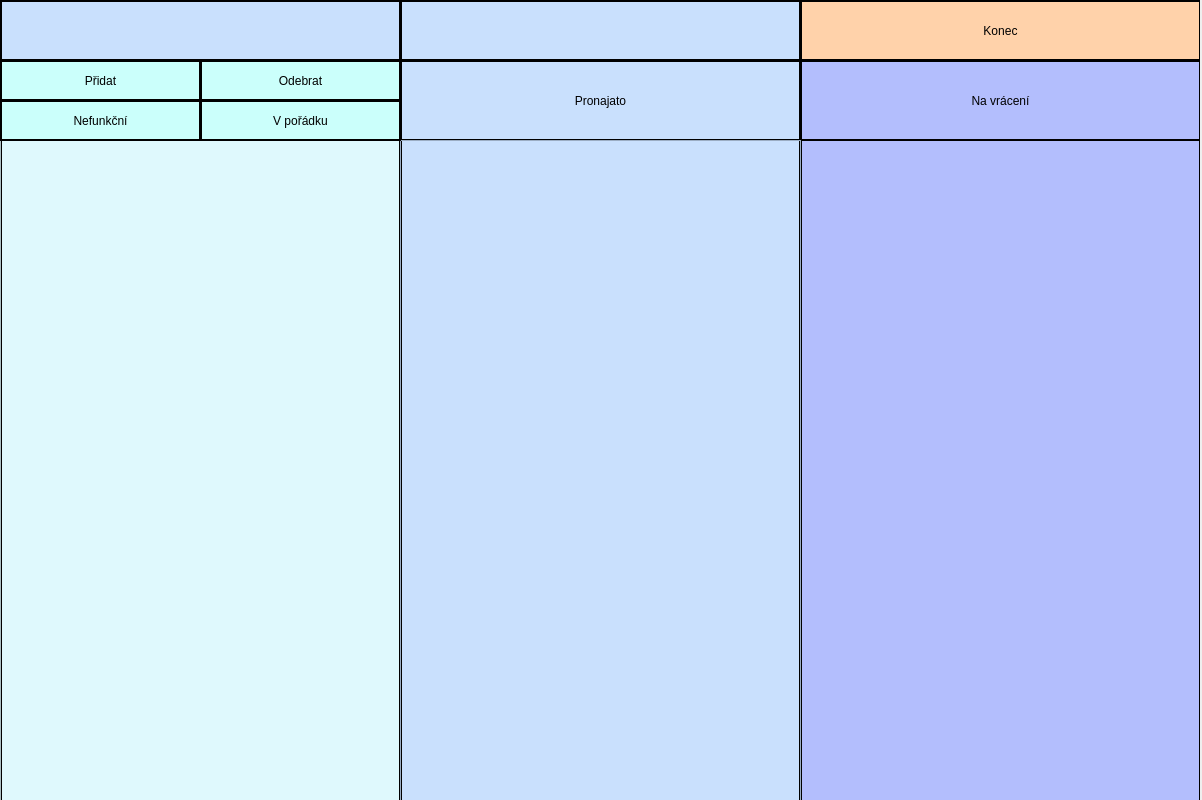
Old version of the form mainscreen.ui in the repository DavidSfullstack/MaturitaProjekt.
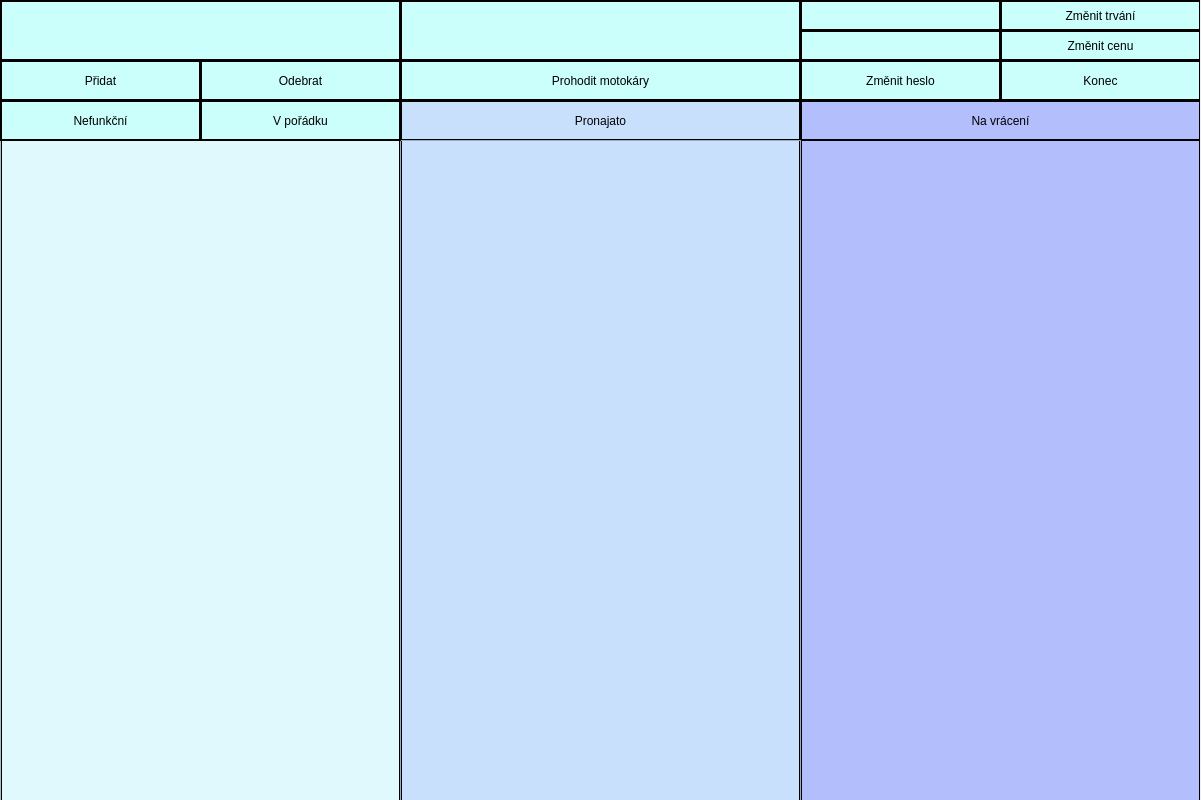
New version of the form.

```diff
--- a/mainscreen.ui
+++ b/mainscreen.ui
@@ -6,7 +6,7 @@
    <rect>
     <x>0</x>
     <y>0</y>
-    <width>1202</width>
+    <width>1201</width>
     <height>800</height>
    </rect>
   </property>
@@ -31,7 +31,7 @@
    <property name="styleSheet">
     <string notr="true">background-color:rgb(203, 255, 251)</string>
    </property>
-   <widget class="QListWidget" name="toreturlist">
+   <widget class="QListWidget" name="toreturn">
     <property name="geometry">
      <rect>
       <x>800</x>
@@ -49,17 +49,17 @@
    <widget class="QPushButton" name="endbutton">
     <property name="geometry">
      <rect>
-      <x>800</x>
-      <y>0</y>
-      <width>401</width>
-      <height>61</height>
+      <x>1000</x>
+      <y>60</y>
+      <width>201</width>
+      <height>41</height>
      </rect>
     </property>
     <property name="styleSheet">
      <string notr="true">QPushButton#endbutton{
 border: 2px solid black;
-font: 30pt &quot;Neogrey&quot;;
-background-color: rgb(255, 210, 170);
+font: 16pt &quot;Neogrey&quot;;
+background-color:rgb(203, 255, 251);
 }
 QPushButton:hover#endbutton
 {
@@ -82,7 +82,7 @@
      </rect>
     </property>
     <property name="styleSheet">
-     <string notr="true">background-color:rgb(201, 224, 253);
+     <string notr="true">background-color:rgb(203, 255, 251);
 border: 2px solid black;
 font: 30pt &quot;Neogrey&quot;;</string>
     </property>
@@ -109,9 +109,9 @@
     <property name="geometry">
      <rect>
       <x>400</x>
-      <y>60</y>
+      <y>100</y>
       <width>401</width>
-      <height>81</height>
+      <height>41</height>
      </rect>
     </property>
     <property name="styleSheet">
@@ -127,13 +127,13 @@
      <string>Pronajato</string>
     </property>
    </widget>
-   <widget class="QPushButton" name="toreturn">
+   <widget class="QPushButton" name="toreturnlabel">
     <property name="geometry">
      <rect>
       <x>800</x>
-      <y>60</y>
+      <y>100</y>
       <width>401</width>
-      <height>81</height>
+      <height>41</height>
      </rect>
     </property>
     <property name="styleSheet">
@@ -280,7 +280,7 @@
      </rect>
     </property>
     <property name="styleSheet">
-     <string notr="true">background-color:rgb(201, 224, 253);
+     <string notr="true">background-color:rgb(203, 255, 251);
 border: 2px solid black;
 font: 26pt &quot;Neogrey&quot;;</string>
     </property>
@@ -288,6 +288,146 @@
      <string/>
     </property>
    </widget>
+   <widget class="QPushButton" name="pricebutton">
+    <property name="geometry">
+     <rect>
+      <x>1000</x>
+      <y>30</y>
+      <width>201</width>
+      <height>31</height>
+     </rect>
+    </property>
+    <property name="styleSheet">
+     <string notr="true">QPushButton#pricebutton{
+border: 2px solid black;
+font: 13pt &quot;Neogrey&quot;;
+background-color:rgb(203, 255, 251);
+}
+QPushButton:hover#pricebutton
+{
+background-color:rgb(85, 170, 255);
+}
+
+</string>
+    </property>
+    <property name="text">
+     <string>Změnit cenu</string>
+    </property>
+   </widget>
+   <widget class="QPushButton" name="timebutton">
+    <property name="geometry">
+     <rect>
+      <x>1000</x>
+      <y>0</y>
+      <width>201</width>
+      <height>31</height>
+     </rect>
+    </property>
+    <property name="styleSheet">
+     <string notr="true">QPushButton#timebutton{
+border: 2px solid black;
+font: 13pt &quot;Neogrey&quot;;
+background-color:rgb(203, 255, 251);
+}
+QPushButton:hover#timebutton
+{
+background-color:rgb(85, 170, 255);
+}
+
+</string>
+    </property>
+    <property name="text">
+     <string>Změnit trvání</string>
+    </property>
+   </widget>
+   <widget class="QPushButton" name="swapbutton">
+    <property name="geometry">
+     <rect>
+      <x>400</x>
+      <y>60</y>
+      <width>401</width>
+      <height>41</height>
+     </rect>
+    </property>
+    <property name="styleSheet">
+     <string notr="true">QPushButton#swapbutton{
+border: 2px solid black;
+font: 21pt &quot;Neogrey&quot;;
+background-color:rgb(203, 255, 251);
+}
+QPushButton:hover#swapbutton
+{
+background-color:rgb(85, 170, 255);
+}
+
+</string>
+    </property>
+    <property name="text">
+     <string>Prohodit motokáry</string>
+    </property>
+   </widget>
+   <widget class="QPushButton" name="passwordbutton">
+    <property name="geometry">
+     <rect>
+      <x>800</x>
+      <y>60</y>
+      <width>201</width>
+      <height>41</height>
+     </rect>
+    </property>
+    <property name="styleSheet">
+     <string notr="true">QPushButton#passwordbutton{
+border: 2px solid black;
+font: 13pt &quot;Neogrey&quot;;
+background-color:rgb(203, 255, 251);
+}
+QPushButton:hover#passwordbutton
+{
+background-color:rgb(85, 170, 255);
+}
+
+</string>
+    </property>
+    <property name="text">
+     <string>Změnit heslo</string>
+    </property>
+   </widget>
+   <widget class="QLabel" name="currentduration">
+    <property name="geometry">
+     <rect>
+      <x>800</x>
+      <y>0</y>
+      <width>201</width>
+      <height>31</height>
+     </rect>
+    </property>
+    <property name="styleSheet">
+     <string notr="true">background-color:rgb(203, 255, 251);
+border: 2px solid black;
+font: 12pt &quot;Neogrey&quot;;</string>
+    </property>
+    <property name="text">
+     <string/>
+    </property>
+   </widget>
+   <widget class="QLabel" name="currentprice">
+    <property name="geometry">
+     <rect>
+      <x>800</x>
+      <y>30</y>
+      <width>201</width>
+      <height>31</height>
+     </rect>
+    </property>
+    <property name="styleSheet">
+     <string notr="true">background-color:rgb(203, 255, 251);
+border: 2px solid black;
+font: 12pt &quot;Neogrey&quot;;</string>
+    </property>
+    <property name="text">
+     <string/>
+    </property>
+   </widget>
   </widget>
  </widget>
  <resources/>
```
Left out of the diff: 8 changed lines with no effect on the pictures.
